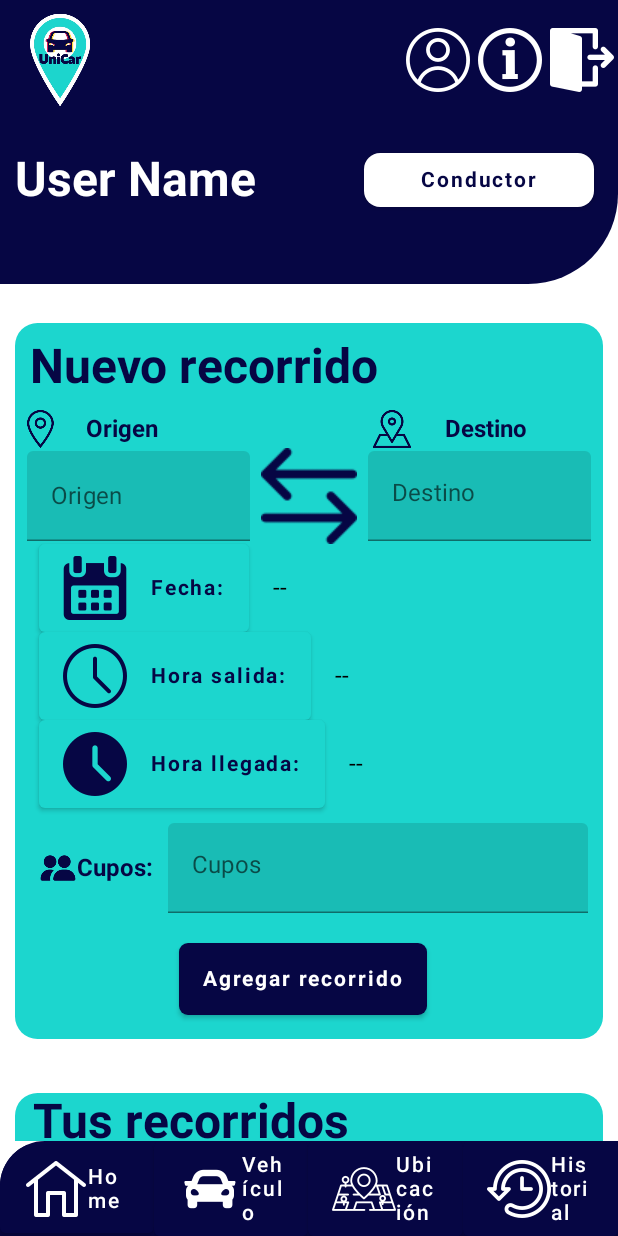
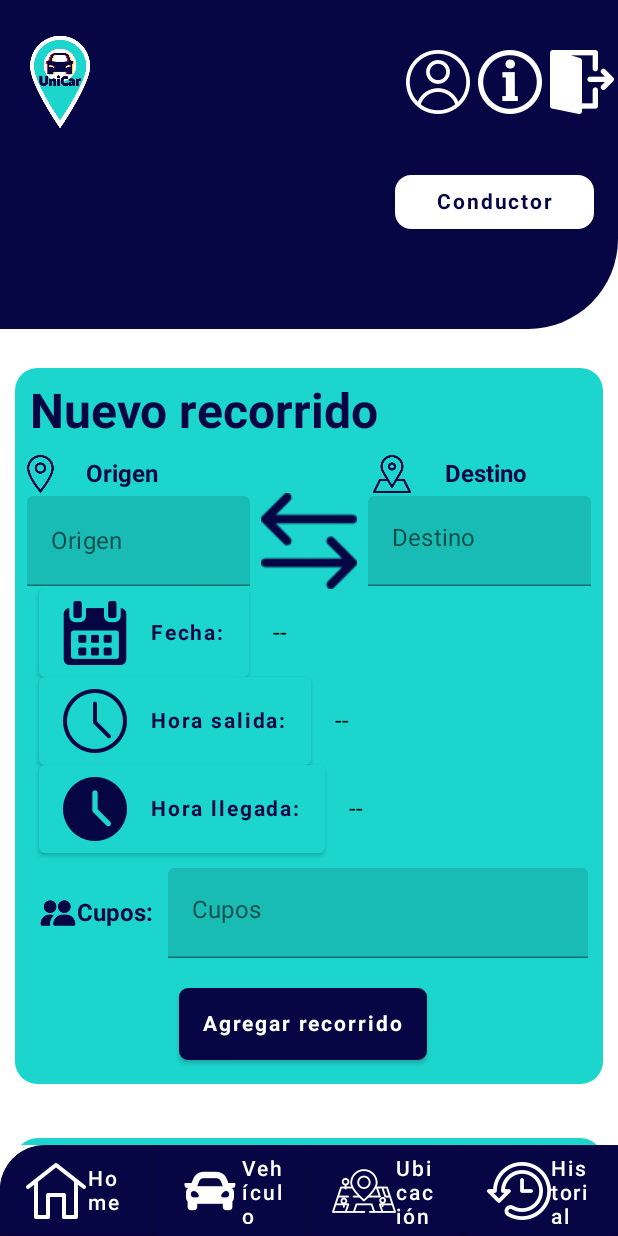
Before and after one commit to sofiaDss/UniCar, an Android app built with Jetpack Compose: the homeConductorScreen screen opened through its navigation route, on a phone screen of 412 x 824 dp. Run offline under Robolectric (Android 15) with nearby library versions, the phone set to English and light mode, and no system bars; our stand-ins replace Firebase (no records; nobody signed in at launch, a user with empty details on screens opened directly).

Commit message:
conexion a database de InterfazHomeConductor

```diff
--- a/app/src/main/java/edu/unicauca/aplimovil/unicar/MainActivity.kt
+++ b/app/src/main/java/edu/unicauca/aplimovil/unicar/MainActivity.kt
@@ -59,7 +59,6 @@ class MainActivity : ComponentActivity() {
         super.onCreate(savedInstanceState)
         setContent {
             UniCarTheme {
-                //homeConductorScreen()
                 UnicarApp()
                 //mostrarInterfaz()
             }
--- a/app/src/main/java/edu/unicauca/aplimovil/unicar/navegacionApp.kt
+++ b/app/src/main/java/edu/unicauca/aplimovil/unicar/navegacionApp.kt
@@ -1,9 +1,10 @@
 package edu.unicauca.aplimovil.unicar
 
 import androidx.compose.runtime.Composable
+import androidx.compose.runtime.collectAsState
+import androidx.compose.runtime.getValue
 import androidx.compose.ui.Modifier
 import androidx.lifecycle.viewmodel.compose.viewModel
-import androidx.navigation.NavHost
 import androidx.navigation.compose.NavHost
 import androidx.navigation.compose.composable
 import androidx.navigation.compose.rememberNavController
@@ -24,6 +25,7 @@ fun UnicarApp(
     modifier: Modifier = Modifier
 ){
     val navController = rememberNavController()
+    val uiState by viewModel.uiState.collectAsState()
 
     NavHost(
         navController = navController,
@@ -51,8 +53,7 @@ fun UnicarApp(
 
         //Incio de sesión de usuario conductor
         composable(route = UnicarScreen.homeConductorScreen.name){
-            homeConductorScreen(navController,modifier,viewModel)
-            //homeConductorScreen()
+            homeConductorScreen(navController,modifier,viewModel,uiState)
         }
 
         //En contrucción
--- /dev/null
+++ b/app/src/main/java/edu/unicauca/aplimovil/unicar/ui/OrderUiState.kt
@@ -0,0 +1,19 @@
+package edu.unicauca.aplimovil.unicar.ui
+
+data class OrderUiState(
+    /** correo del usuario logueado */
+    var emailUser: String = "",
+
+    /** id del usuario logueado */
+    var idUser: Int = 0,
+
+    /** nombre del usuario logueado */
+    var nameUser: String = "",
+
+    /** información de la última ruta del usuario logueado */
+    var idRuta: Int = 0,
+    var destino: String = "",
+    var fecha: String = "",
+    var horaSalida: String = "",
+    var cupos: String = ""
+)
--- a/app/src/main/java/edu/unicauca/aplimovil/unicar/ui/homeConductorScreen.kt
+++ b/app/src/main/java/edu/unicauca/aplimovil/unicar/ui/homeConductorScreen.kt
@@ -1,9 +1,9 @@
 package edu.unicauca.aplimovil.unicar.ui
 
+import android.annotation.SuppressLint
 import android.app.DatePickerDialog
 import android.app.TimePickerDialog
 import android.icu.util.Calendar
-import android.util.Log
 import android.widget.DatePicker
 import android.widget.Toast
 import androidx.compose.foundation.Image
@@ -16,7 +16,6 @@ import androidx.compose.foundation.text.KeyboardOptions
 import androidx.compose.foundation.verticalScroll
 import androidx.compose.material.*
 import androidx.compose.runtime.Composable
-import androidx.compose.runtime.getValue
 import androidx.compose.runtime.mutableStateOf
 import androidx.compose.runtime.remember
 import androidx.compose.ui.Alignment
@@ -37,18 +36,22 @@ import androidx.compose.ui.unit.sp
 import androidx.navigation.NavHostController
 import edu.unicauca.aplimovil.unicar.R
 import edu.unicauca.aplimovil.unicar.UnicarScreen
-import java.time.LocalDate
-import java.time.format.DateTimeFormatter
 import java.util.*
 
+@SuppressLint("StateFlowValueCalledInComposition")
 @Composable
 //fun homeConductorScreen() {
-fun homeConductorScreen(navController : NavHostController,modifier: Modifier = Modifier,viewModel: OrderViewModel) {
+fun homeConductorScreen(
+    navController : NavHostController,
+    modifier: Modifier = Modifier,
+    viewModel: OrderViewModel,
+    orderUiState: OrderUiState
+) {
     val origenValue = remember { mutableStateOf(TextFieldValue()) }
     val destinoValue = remember { mutableStateOf(TextFieldValue()) }
     val fechaValue = remember { mutableStateOf("--") }
-    val horaSalida = remember { mutableStateOf("--") }
-    val horaLlegada = remember { mutableStateOf("--") }
+    val horaSalidaValue = remember { mutableStateOf("--") }
+    val horaLlegadaValue = remember { mutableStateOf("--") }
     val auxHora = remember { mutableStateOf("--") }
     val cuposValue = remember { mutableStateOf(TextFieldValue()) }
     val auxValue = remember { mutableStateOf(TextFieldValue())}
@@ -77,13 +80,13 @@ fun homeConductorScreen(navController : NavHostController,modifier: Modifier = M
     val timePicker1 = TimePickerDialog(
         context,
         { _, hour: Int, minute: Int ->
-            horaSalida.value = "$hour:$minute"
+            horaSalidaValue.value = "$hour:$minute"
         }, hour, minute, false
     )
     val timePicker2 = TimePickerDialog(
         context,
         { _, hour: Int, minute: Int ->
-            horaLlegada.value = "$hour:$minute"
+            horaLlegadaValue.value = "$hour:$minute"
         }, hour, minute, false
     )
 
@@ -94,7 +97,7 @@ fun homeConductorScreen(navController : NavHostController,modifier: Modifier = M
     ){
         Row(
             modifier = Modifier
-                .fillMaxHeight(0.23f)
+                .fillMaxHeight(0.266f)
                 .clip(shape = RoundedCornerShape(bottomEnd = 60.dp))
                 .background(color = colorResource(id = R.color.darkBlue)),
             verticalAlignment = Alignment.CenterVertically,
@@ -118,17 +121,24 @@ fun homeConductorScreen(navController : NavHostController,modifier: Modifier = M
                     )
                     Spacer(modifier = Modifier.weight(0.1f))
                     IconButton(
-                        onClick = {Log.d("usuario", "información del Usuario")}
+                        onClick = {
+                            navController.navigate(UnicarScreen.construccionScreen.name)
+                        }
                     ) {
                         Image(painter = painterResource(id = R.drawable.usuario), contentDescription =null )
                     }
                     IconButton(
-                        onClick = {Log.d("información", "información de la app")}
+                        onClick = {
+                            navController.navigate(UnicarScreen.construccionScreen.name)
+                        }
                     ) {
                         Image(painter = painterResource(id = R.drawable.botoninformacion), contentDescription =null )
                     }
                     IconButton(
-                        onClick = {Log.d("sesion", "cerrar sesión")}
+                        onClick = {
+                            viewModel.resetInfo()
+                            navController.navigate(UnicarScreen.inicioScreen.name)
+                        }
                     ) {
                         Image(painter = painterResource(id = R.drawable.cerrarsesion), contentDescription =null )
                     }
@@ -138,15 +148,15 @@ fun homeConductorScreen(navController : NavHostController,modifier: Modifier = M
                     verticalAlignment = Alignment.CenterVertically
                 ) {
                     Text(
-                        text = "User Name",
+                        text = viewModel.uiState.value.nameUser,
                         fontSize = 32.sp,
                         fontWeight = FontWeight.Bold,
                         color = colorResource(id = R.color.white),
-                        modifier = Modifier.padding(10.dp)
+                        modifier = Modifier.padding(10.dp).weight(0.5f)
                     )
                     Spacer(modifier = Modifier.weight(0.1f))
                     Button(
-                        onClick = {Log.d("tipo usuario", "cambiar de role si cuenta con ambos registrados") },
+                        onClick = { /* cambiar de role si cuenta con ambos registrados */ },
                         modifier = Modifier
                             .padding(16.dp)
                             .weight(0.4f),
@@ -311,7 +321,7 @@ fun homeConductorScreen(navController : NavHostController,modifier: Modifier = M
                         ),
                         onClick = {
                             timePicker1.show()
-                            horaSalida.value=auxHora.value
+                            horaSalidaValue.value=auxHora.value
                         }
                     ) {
                         Image(
@@ -322,7 +332,7 @@ fun homeConductorScreen(navController : NavHostController,modifier: Modifier = M
                         Text(text = "Hora salida:",fontWeight = FontWeight.Bold, color = colorResource(id = R.color.darkBlue))
                     }
                     Text(
-                        text = horaSalida.value,
+                        text = horaSalidaValue.value,
                         color = colorResource(id = R.color.black)
                     )
                 }
@@ -349,7 +359,7 @@ fun homeConductorScreen(navController : NavHostController,modifier: Modifier = M
                         Text(text = "Hora llegada:",fontWeight = FontWeight.Bold, color = colorResource(id = R.color.darkBlue))
                     }
                     Text(
-                        text = horaLlegada.value,
+                        text = horaLlegadaValue.value,
                         color = colorResource(id = R.color.black)
                     )
                 }
@@ -396,7 +406,29 @@ fun homeConductorScreen(navController : NavHostController,modifier: Modifier = M
                     horizontalArrangement = Arrangement.Center
                 ) {
                     Button(
-                        onClick = { /* Lógica del botón de registro */ },
+                        onClick = {
+                            val origen = origenValue.value.text
+                            val destino = destinoValue.value.text
+                            val fecha = fechaValue.value
+                            val horaSalida = horaSalidaValue.value
+                            val horaLlegada = horaLlegadaValue.value
+                            val cupos = cuposValue.value.text.toIntOrNull()
+
+                            if (origen.isNotEmpty() && destino.isNotEmpty() && !fecha.equals("--") && !horaSalida.equals("--") && !horaLlegada.equals("--") && cupos != null){
+                                    viewModel.registrarRuta(origen, destino, fecha, horaSalida, horaLlegada, cupos,context)
+                                    origenValue.value = TextFieldValue()
+                                    destinoValue.value = TextFieldValue()
+                                    fechaValue.value = "--"
+                                    horaSalidaValue.value = "--"
+                                    horaLlegadaValue.value = "--"
+                                    cuposValue.value = TextFieldValue()
+                                    navController.navigate(UnicarScreen.homeConductorScreen.name)
+
+                            } else {
+                                // Manejar el caso de que alguna caja de texto esté vacía
+                                Toast.makeText(context, "Por favor, completa todos los campos", Toast.LENGTH_SHORT).show()
+                            }
+                        },
                         modifier = Modifier
                             .padding(end = 8.dp, bottom = 16.dp)
                             .height(48.dp)
@@ -449,11 +481,11 @@ fun homeConductorScreen(navController : NavHostController,modifier: Modifier = M
                             //contentScale = ContentScale.Crop
                         )
                         Text(
-                            text = "Destino:",
+                            text = "Destino: ",
                             fontWeight = FontWeight.Bold,
                             color = colorResource(id = R.color.darkBlue)
                         )
-                        Text(text = "Texto de database")
+                        Text(text = orderUiState.destino)
                     }
                     Row(modifier = Modifier.fillMaxWidth(),
                         horizontalArrangement = Arrangement.Start,
@@ -465,14 +497,13 @@ fun homeConductorScreen(navController : NavHostController,modifier: Modifier = M
                             modifier = Modifier
                                 .padding(16.dp)
                                 .size(25.dp)
-                            //contentScale = ContentScale.Crop
                         )
                         Text(
-                            text = "Fecha inicio:",
+                            text = "Fecha/Hora: ",
                             fontWeight = FontWeight.Bold,
                             color = colorResource(id = R.color.darkBlue)
                         )
-                        Text(text = "Texto de database")
+                        Text(text = orderUiState.fecha)
                     }
                     Row(modifier = Modifier.fillMaxWidth(),
                         horizontalArrangement = Arrangement.Start,
@@ -484,14 +515,13 @@ fun homeConductorScreen(navController : NavHostController,modifier: Modifier = M
                             modifier = Modifier
                                 .padding(16.dp)
                                 .size(25.dp)
-                            //contentScale = ContentScale.Crop
                         )
                         Text(
-                            text = "Cupos reservados:",
+                            text = "Cupos reservados: ",
                             fontWeight = FontWeight.Bold,
                             color = colorResource(id = R.color.darkBlue)
                         )
-                        Text(text = "Texto de database")
+                        Text(text =  orderUiState.cupos)
                     }
                 }
             }
@@ -511,7 +541,9 @@ fun homeConductorScreen(navController : NavHostController,modifier: Modifier = M
                 colors = ButtonDefaults.buttonColors(
                     backgroundColor = colorResource(id = R.color.darkBlue)
                 ),
-                onClick = {/*direcciona a interfaz home conductor*/}
+                onClick = {
+                    navController.navigate(UnicarScreen.homeConductorScreen.name)
+                }
             ) {
                 Image(painter = painterResource(id = R.drawable.casa), contentDescription = null)
                 Text(text = "Home", color = colorResource(id = R.color.white))
@@ -522,7 +554,9 @@ fun homeConductorScreen(navController : NavHostController,modifier: Modifier = M
                 colors = ButtonDefaults.buttonColors(
                     backgroundColor = colorResource(id = R.color.darkBlue)
                 ),
-                onClick = { /*direcciona al vehículo del conductor*/ }
+                onClick = {
+                    navController.navigate(UnicarScreen.construccionScreen.name)
+                }
             ) {
                 Image(painter = painterResource(id = R.drawable.coche), contentDescription = null)
                 Text(text = "Vehículo", color = colorResource(id = R.color.white))
@@ -533,7 +567,9 @@ fun homeConductorScreen(navController : NavHostController,modifier: Modifier = M
                 colors = ButtonDefaults.buttonColors(
                     backgroundColor = colorResource(id = R.color.darkBlue)
                 ),
-                onClick = { /*direcciona a ubicaciones registradas*/ }
+                onClick = {
+                    navController.navigate(UnicarScreen.construccionScreen.name)
+                }
             ) {
                 Image(painter = painterResource(id = R.drawable.mapa), contentDescription = null)
                 Text(text = "Ubicación", color = colorResource(id = R.color.white))
@@ -544,7 +580,9 @@ fun homeConductorScreen(navController : NavHostController,modifier: Modifier = M
                 colors = ButtonDefaults.buttonColors(
                     backgroundColor = colorResource(id = R.color.darkBlue)
                 ),
-                onClick = { /*direcciona a ubicaciones registradas*/ }
+                onClick = {
+                    navController.navigate(UnicarScreen.construccionScreen.name)
+                }
             ) {
                 Image(painter = painterResource(id = R.drawable.historia), contentDescription = null)
                 Text(text = "Historial", color = colorResource(id = R.color.white))
@@ -561,9 +599,4 @@ fun homeConductorScreen(navController : NavHostController,modifier: Modifier = M
 @Composable
 fun homeConductorScreenPreview(){
     //homeConductorScreen()
-    /*homeConductorScreen(
-
-        //quantityOptions = DataSource.quantityOptions,
-        //modifier = Modifier.fillMaxSize().padding(dimensionResource(R.dimen.padding_medium))
-    )*/
 }
--- a/app/src/main/java/edu/unicauca/aplimovil/unicar/ui/inicioSesionScreen.kt
+++ b/app/src/main/java/edu/unicauca/aplimovil/unicar/ui/inicioSesionScreen.kt
@@ -197,7 +197,9 @@ fun inicioSesionScreen(navController : NavHostController,viewModel: OrderViewMod
                                         val correo = correoValue.value.text
                                         val clave = claveValue.value.text
                                         if (correo.isNotBlank() && clave.isNotBlank()) {
-                                            viewModel.iniciarSesion(correo, navController)
+                                            viewModel.setCorreo(correo)
+                                            viewModel.consultarUsuario()
+                                            viewModel.iniciarSesion(correo, navController, context)
                                         } else {
                                             // Campos vacíos, mostrar mensaje de error o realizar alguna acción
                                             Toast.makeText(context, "Por favor, completa todos los campos", Toast.LENGTH_SHORT).show()
```
Also changed, not shown: app/src/main/java/edu/unicauca/aplimovil/unicar/ui/OrderViewModel.kt (+128 -11 lines).
